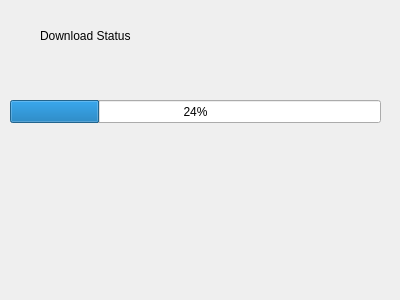
Old version of the form downloaddialog.ui in the repository rm5248/RenegadeXLauncher.
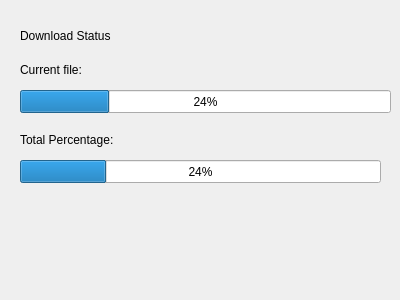
New version of the form.

Patch:
```diff
--- a/downloaddialog.ui
+++ b/downloaddialog.ui
@@ -16,7 +16,7 @@
   <widget class="QLabel" name="label">
    <property name="geometry">
     <rect>
-     <x>40</x>
+     <x>20</x>
      <y>20</y>
      <width>211</width>
      <height>31</height>
@@ -29,8 +29,8 @@
   <widget class="QProgressBar" name="progressBar">
    <property name="geometry">
     <rect>
-     <x>10</x>
-     <y>100</y>
+     <x>20</x>
+     <y>90</y>
      <width>371</width>
      <height>23</height>
     </rect>
@@ -39,6 +39,45 @@
     <number>24</number>
    </property>
   </widget>
+  <widget class="QLabel" name="label_2">
+   <property name="geometry">
+    <rect>
+     <x>20</x>
+     <y>60</y>
+     <width>111</width>
+     <height>19</height>
+    </rect>
+   </property>
+   <property name="text">
+    <string>Current file:</string>
+   </property>
+  </widget>
+  <widget class="QLabel" name="label_3">
+   <property name="geometry">
+    <rect>
+     <x>20</x>
+     <y>130</y>
+     <width>151</width>
+     <height>19</height>
+    </rect>
+   </property>
+   <property name="text">
+    <string>Total Percentage:</string>
+   </property>
+  </widget>
+  <widget class="QProgressBar" name="totalProgessbar">
+   <property name="geometry">
+    <rect>
+     <x>20</x>
+     <y>160</y>
+     <width>361</width>
+     <height>23</height>
+    </rect>
+   </property>
+   <property name="value">
+    <number>24</number>
+   </property>
+  </widget>
  </widget>
  <resources/>
  <connections/>
```
